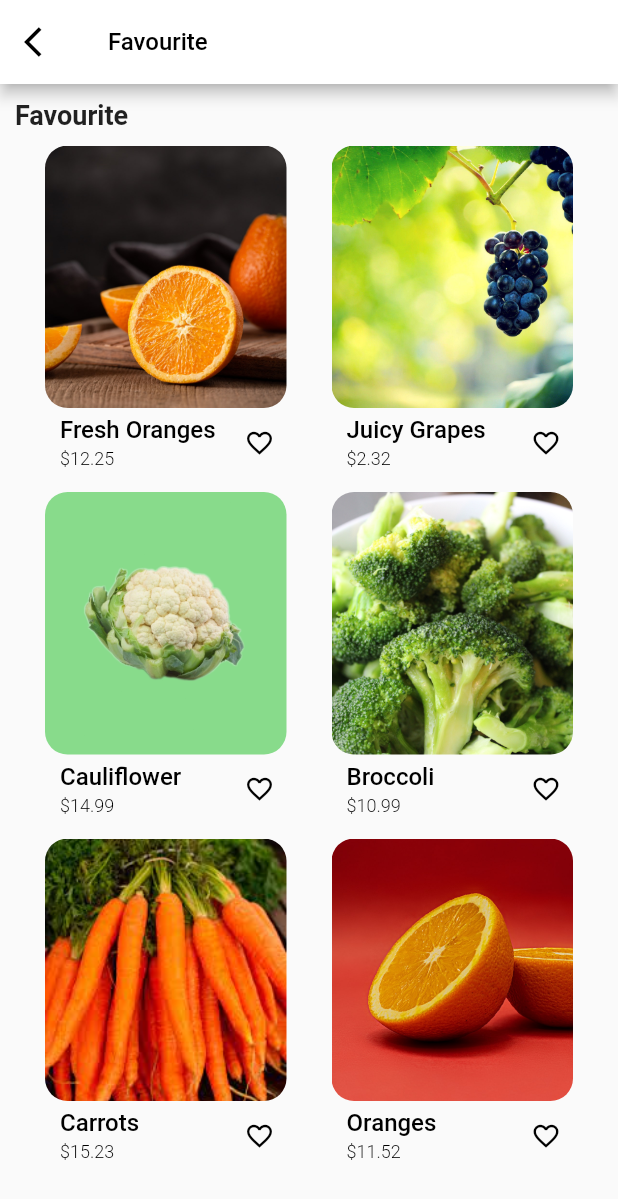
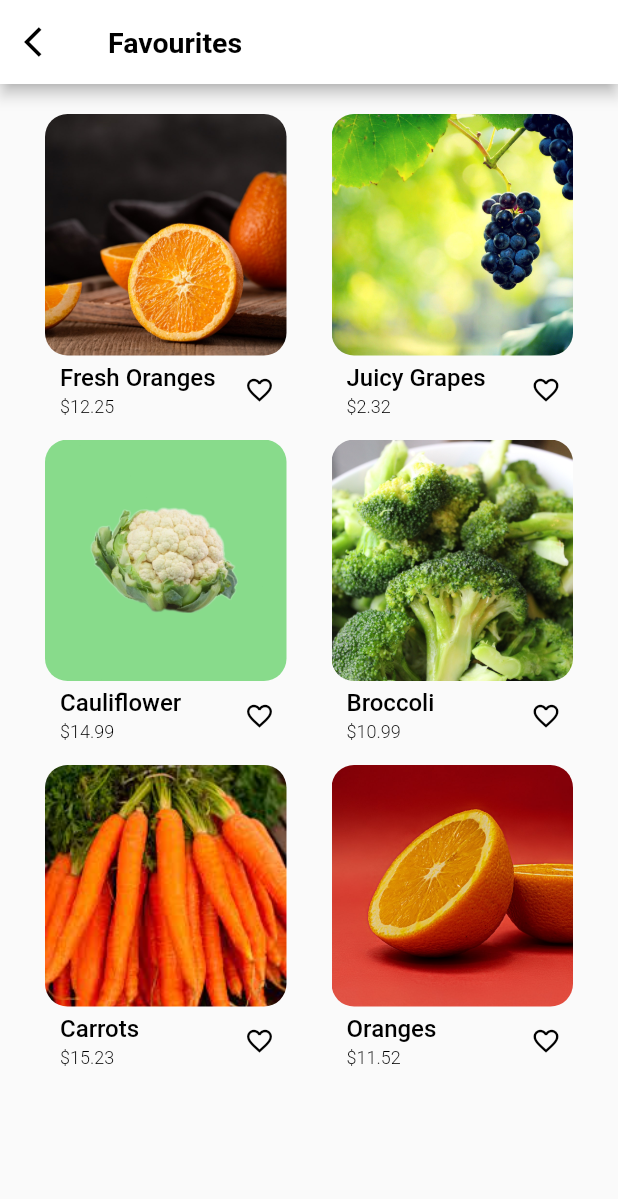
Before and after one commit to jithu2001/fruitapp, a Flutter app: the favrt screen opened directly, on a phone screen of 412 x 824 dp. Shown: the top 1199 px of the screen. Run offline on Flutter 3.47's test engine with Material 2 defaults, Android fonts, the light colour scheme and no system bars; our stand-ins replace iconsax, introduction_screen.

Commit message:
apk released

```diff
--- a/lib/pages/favourites.dart
+++ b/lib/pages/favourites.dart
@@ -28,9 +28,9 @@ class _favrtState extends State<favrt> {
             icon: Icon(Icons.arrow_back_ios, color: Colors.black),
           ),
           title: const Text(
-            "Favourite",
+            "Favourites",
             style: TextStyle(
-                fontSize: 16, fontWeight: FontWeight.w500, color: Colors.black),
+                fontSize: 19, fontWeight: FontWeight.w600, color: Colors.black),
           ),
           backgroundColor: Colors.white,
         ),
@@ -40,11 +40,11 @@ class _favrtState extends State<favrt> {
             crossAxisAlignment: CrossAxisAlignment.start,
             // ignore: prefer_const_literals_to_create_immutables
             children: [
-              const Text(
-                'Favourite',
-                style: TextStyle(fontSize: 18, fontWeight: FontWeight.w600),
-                //textAlign: TextAlign.justify,
-              ),
+              /*const Text(
+            'Favourite',
+            style: TextStyle(fontSize: 18, fontWeight: FontWeight.w600),
+            //textAlign: TextAlign.justify,
+          ),*/
               //Container(
               //  child:
               //SingleChildScrollView(
@@ -63,13 +63,17 @@ class _favrtState extends State<favrt> {
                   return Row(
                     children: [
                       Container(
-                          height: 216,
+                          height:
+                              ((MediaQuery.of(context).size.width - 90) / 2) +
+                                  41,
                           margin: EdgeInsets.only(left: 20, bottom: 15),
                           width: (MediaQuery.of(context).size.width - 90) / 2,
                           //padding: EdgeInsets.all(5),
                           child: Column(children: [
                             Container(
-                                height: 175,
+                                height:
+                                    (MediaQuery.of(context).size.width - 90) /
+                                        2,
                                 width:
                                     (MediaQuery.of(context).size.width - 90) /
                                         2,
@@ -124,14 +128,19 @@ class _favrtState extends State<favrt> {
                             ),
                           ])),
                       Container(
-                          height: 216,
+                          height:
+                              ((MediaQuery.of(context).size.width - 90) / 2) +
+                                  31 +
+                                  10,
                           width: (MediaQuery.of(context).size.width - 90) / 2,
                           margin:
                               EdgeInsets.only(left: 30, bottom: 15, right: 20),
                           //padding: EdgeInsets.all(5),
                           child: Column(children: [
                             Container(
-                                height: 175,
+                                height:
+                                    (MediaQuery.of(context).size.width - 90) /
+                                        2,
                                 width:
                                     (MediaQuery.of(context).size.width - 90) /
                                         2,
```
